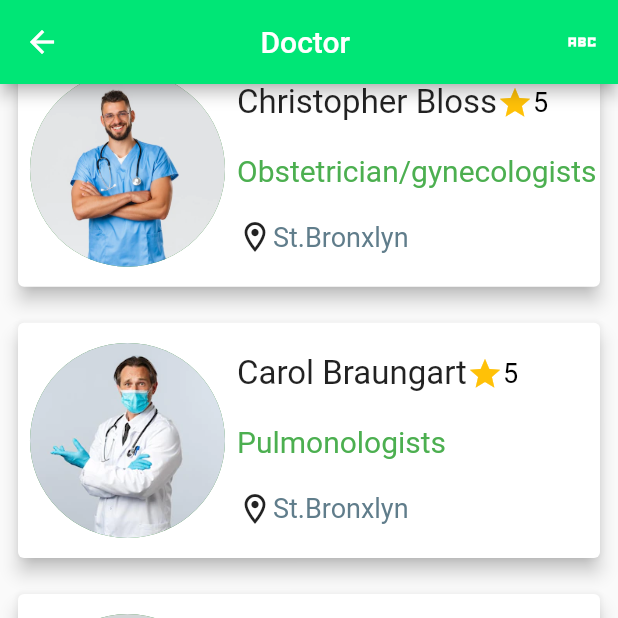
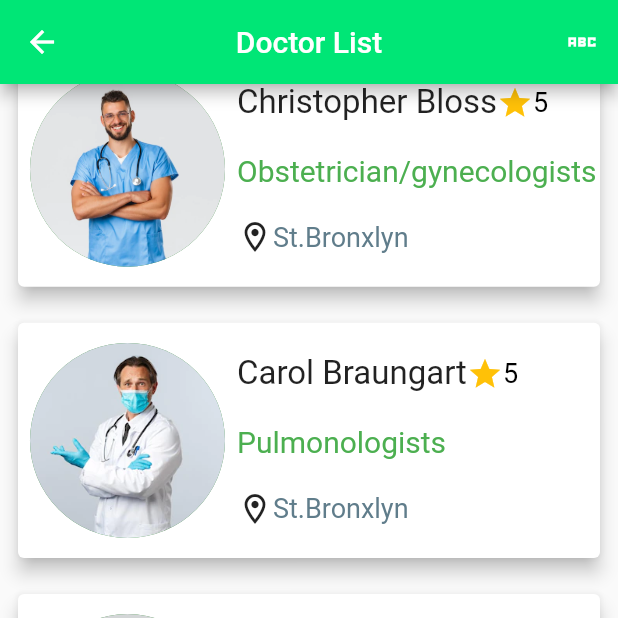
Before and after one commit to engyahmed7/Doctor-Mobile-Application, a Flutter app: the DoctorList screen opened directly, scrolled down 576 dp, on a phone screen of 412 x 824 dp, the top half of it. Run offline on Flutter 3.47's test engine with Material 2 defaults, Android fonts, the phone set to English and light mode, and no system bars.

Commit message:
Flutter App

```diff
--- a/lib/main.dart
+++ b/lib/main.dart
@@ -35,7 +35,7 @@ class _DoctorListState extends State<DoctorList> {
       floatingActionButtonLocation: FloatingActionButtonLocation.centerDocked,
       appBar: AppBar(
         backgroundColor: Colors.greenAccent[400],
-        title: Text('Doctor '),
+        title: Text('Doctor List'),
         centerTitle: true,
         actions: [
           IconButton(
```
